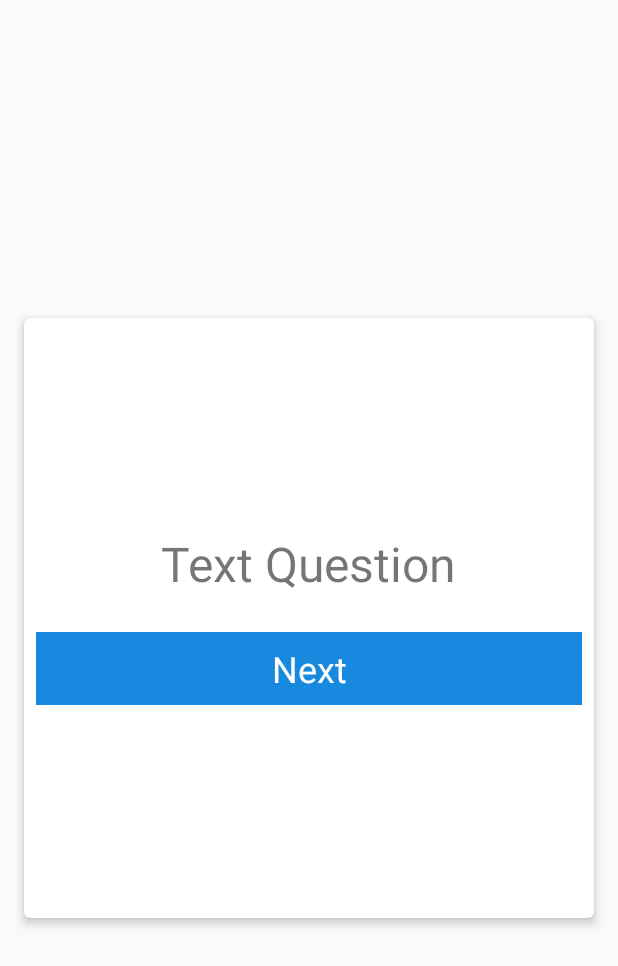
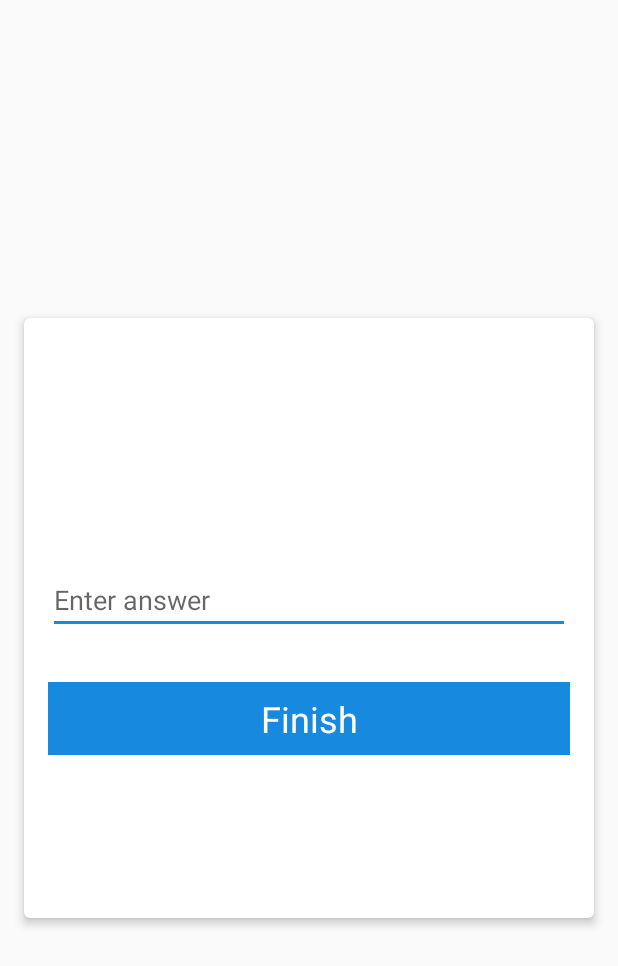
Before and after one commit to davictor24/BasicMusicQuiz, an Android app: the fragment QuestionFragment shown on its own in the app's theme, on a phone screen of 412 x 824 dp. Shown: the top 966 px of the screen. Run offline under Robolectric (Android 15) with nearby library versions, the phone set to English and light mode, and no system bars; 4 statements that could not run were skipped.

Commit message:
Added a few question elements

```diff
--- a/app/src/main/java/com/electroninc/basicmusicquiz/QuizViewModel.java
+++ b/app/src/main/java/com/electroninc/basicmusicquiz/QuizViewModel.java
@@ -11,4 +11,5 @@ public class QuizViewModel extends ViewModel {
     public boolean questionsSet = false;
     public List<Question> questions = new ArrayList<>();
     public int totalQuestions = 0;
+    public int score = 0;
 }
--- a/app/src/main/java/com/electroninc/basicmusicquiz/activities/QuizActivity.java
+++ b/app/src/main/java/com/electroninc/basicmusicquiz/activities/QuizActivity.java
@@ -54,6 +54,7 @@ public class QuizActivity extends AppCompatActivity implements LoaderManager.Loa
         viewModel.questionsSet = true;
         viewModel.questions = data;
         viewModel.totalQuestions = data.size();
+        viewModel.score = 0;
         showQuestions();
     }
 
--- a/app/src/main/java/com/electroninc/basicmusicquiz/question/QuestionFragment.java
+++ b/app/src/main/java/com/electroninc/basicmusicquiz/question/QuestionFragment.java
@@ -5,6 +5,8 @@ import android.view.LayoutInflater;
 import android.view.View;
 import android.view.ViewGroup;
 import android.widget.Button;
+import android.widget.ImageView;
+import android.widget.TextView;
 import android.widget.Toast;
 
 import com.electroninc.basicmusicquiz.QuizViewModel;
@@ -54,18 +56,30 @@ public class QuestionFragment extends Fragment {
     @Override
     public void onViewCreated(View view, @Nullable Bundle savedInstanceState) {
         final int questionIndex = getQuestionIndex();
-        final QuizViewModel viewModel = getViewModel();
+        QuizViewModel viewModel = getViewModel();
         Question question = getQuestion();
+        int questionType = QuestionUtils.getQuestionType(question);
+
+        ((TextView) view.findViewById(R.id.question)).setText(question.getQuestionText());
+        if (question.getImageAsset() != null) {
+            ImageView imageView = view.findViewById(R.id.image_asset);
+            imageView.setImageDrawable(question.getImageAsset());
+            imageView.setVisibility(View.VISIBLE);
+        }
 
         // TODO: Populate view and set event listeners
 
         Button button = view.findViewById(R.id.next_btn);
+        final boolean finalQuestion = questionIndex >= viewModel.totalQuestions - 1;
+        if (finalQuestion) button.setText(R.string.finish);
+
         button.setOnClickListener(new View.OnClickListener() {
             @Override
             public void onClick(View view) {
-                if (questionIndex >= viewModel.totalQuestions - 1)
+                if (finalQuestion)
                     Toast.makeText(getContext(), "You have reached the end of the quiz!", Toast.LENGTH_LONG).show();
-                else ((ViewPager) getActivity().findViewById(R.id.questions_view_pager)).setCurrentItem(questionIndex + 1);
+                else
+                    ((ViewPager) getActivity().findViewById(R.id.questions_view_pager)).setCurrentItem(questionIndex + 1);
             }
         });
     }
--- a/app/src/main/res/layout/question_text.xml
+++ b/app/src/main/res/layout/question_text.xml
@@ -22,11 +22,30 @@
             android:orientation="vertical">
 
             <TextView
+                android:id="@+id/question"
                 android:layout_width="wrap_content"
                 android:layout_height="wrap_content"
                 android:layout_gravity="center_horizontal"
-                android:text="Text Question"
-                android:textSize="32sp" />
+                android:layout_margin="8dp"
+                tools:text="Text Question"
+                android:textSize="24sp" />
+
+            <ImageView
+                android:id="@+id/image_asset"
+                android:layout_width="wrap_content"
+                android:layout_height="wrap_content"
+                tools:src="@mipmap/ic_launcher"
+                android:layout_gravity="center_horizontal"
+                android:layout_margin="8dp"
+                android:visibility="gone"
+                android:contentDescription="@string/image_asset" />
+
+            <EditText
+                android:id="@+id/text_answer"
+                android:layout_width="match_parent"
+                android:layout_height="wrap_content"
+                android:layout_margin="8dp"
+                android:hint="@string/enter_answer" />
 
             <Button
                 android:id="@+id/next_btn"
@@ -34,9 +53,11 @@
                 android:layout_height="wrap_content"
                 android:layout_gravity="center_horizontal"
                 android:layout_marginTop="24dp"
+                android:layout_marginLeft="8dp"
+                android:layout_marginRight="8dp"
                 android:gravity="center"
                 android:padding="8dp"
-                android:text="Next"
+                android:text="@string/next"
                 android:textSize="24sp"
                 tools:ignore="UnusedAttribute" />
 
--- a/app/src/main/res/values/strings.xml
+++ b/app/src/main/res/values/strings.xml
@@ -3,4 +3,8 @@
     <string name="background">Background</string>
     <string name="start_quiz">Start quiz</string>
     <string name="loading_quiz_data">Loading quiz data. Please wait...</string>
+    <string name="next">Next</string>
+    <string name="image_asset">Image asset</string>
+    <string name="enter_answer">Enter answer</string>
+    <string name="finish">Finish</string>
 </resources>
```
Also changed, not shown: app/src/main/java/com/electroninc/basicmusicquiz/question/models/Question.java (+0 -17 lines), app/src/main/res/layout/question_checkbox.xml (+24 -3 lines), app/src/main/res/layout/question_radio.xml (+24 -4 lines).
